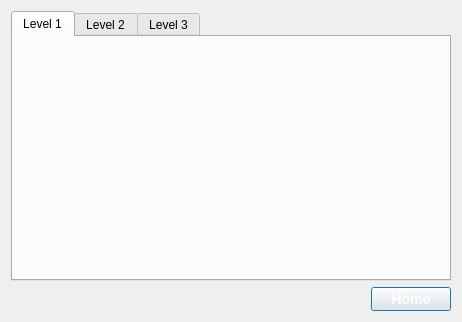
r0ug3-Mary/Senior_Design, file FAKKIT/viewpage.ui: the form before one commit.
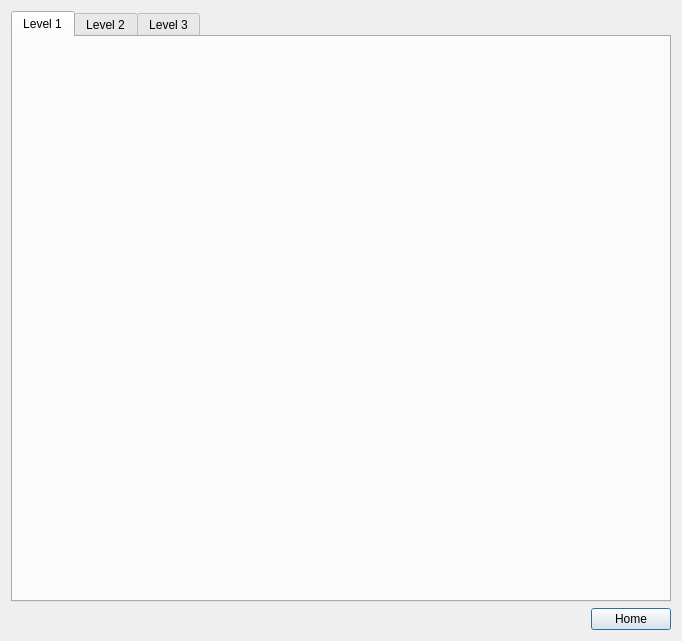
The form after the commit.

Patch:
```diff
--- a/FAKKIT/viewpage.ui
+++ b/FAKKIT/viewpage.ui
@@ -6,8 +6,8 @@
    <rect>
     <x>0</x>
     <y>0</y>
-    <width>462</width>
-    <height>322</height>
+    <width>682</width>
+    <height>641</height>
    </rect>
   </property>
   <property name="windowTitle">
@@ -119,10 +119,6 @@
      <property name="layoutDirection">
       <enum>Qt::RightToLeft</enum>
      </property>
-     <property name="styleSheet">
-      <string notr="true">font: bold 14px;
-    color: white;</string>
-     </property>
      <property name="text">
       <string>Home</string>
      </property>
```
